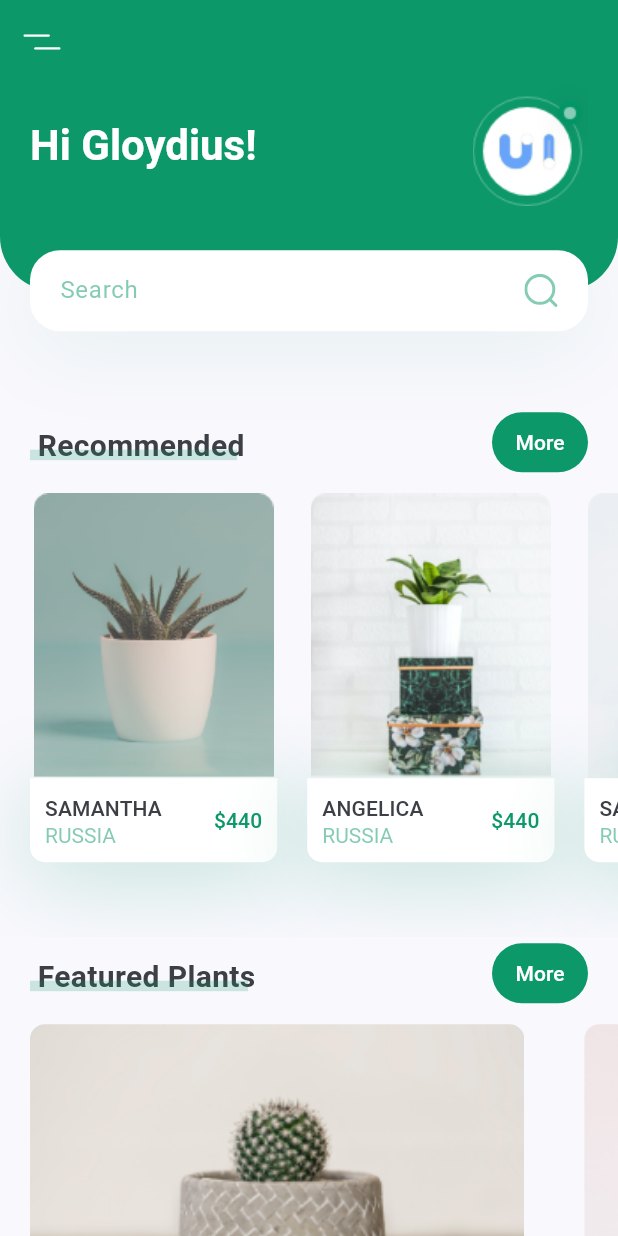
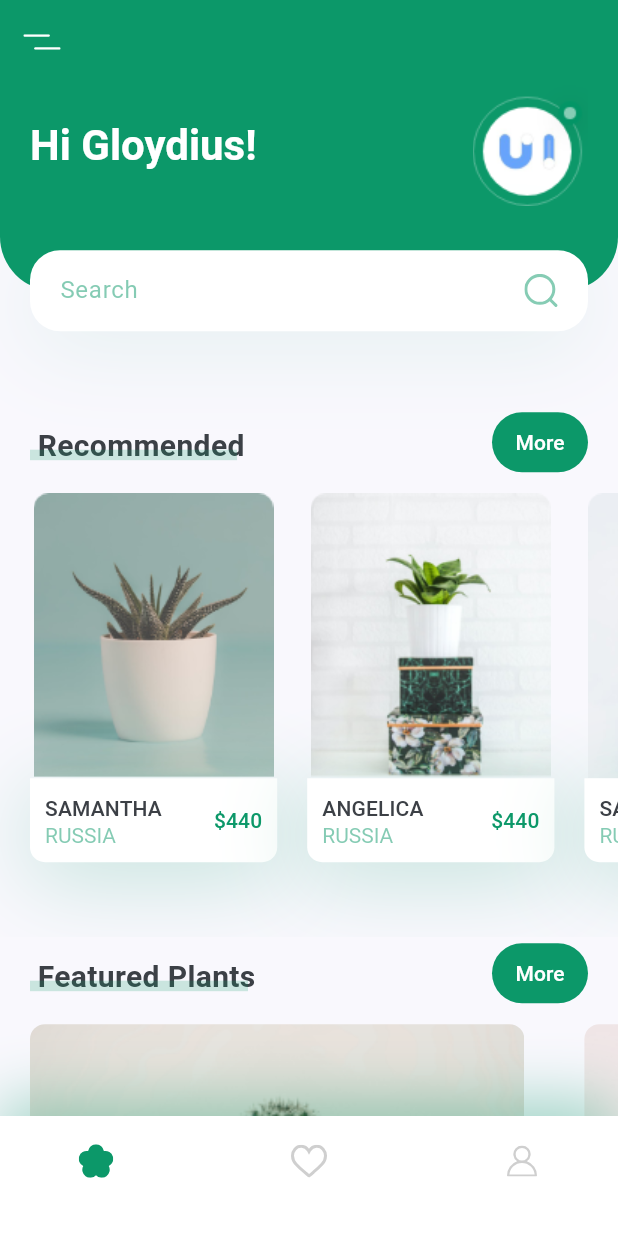
Before and after one commit to Defarrel/PlantApp, a Flutter app: the screen it shows after launch, on a phone screen of 412 x 824 dp. Run offline on Flutter 3.47's test engine with Material 3 defaults, Android fonts, the phone set to English and light mode, and no system bars; our stand-ins replace flutter_svg.

Commit message:
Membuat bottomnavbar

```diff
--- /dev/null
+++ b/lib/components/bottom_nav_bar.dart
@@ -0,0 +1,46 @@
+import 'package:flutter/material.dart';
+import 'package:flutter_svg/flutter_svg.dart';
+import 'package:plantapp/constant.dart';
+
+class BottomNavBar extends StatelessWidget {
+  const BottomNavBar({super.key});
+
+  @override
+  Widget build(BuildContext context) {
+    return Container(
+      padding: EdgeInsets.only(
+        left: kDefaultPadding * 2,
+        right: kDefaultPadding * 2,
+        bottom: kDefaultPadding,
+      ),
+      height: 80,
+      decoration: BoxDecoration(
+        color: Colors.white,
+        boxShadow: [
+          BoxShadow(
+            offset: Offset(0, -10),
+            blurRadius: 35,
+            color: kPrimaryColor.withOpacity(0.38),
+          ),
+        ],
+      ),
+      child: Row(
+        mainAxisAlignment: MainAxisAlignment.spaceBetween,
+        children: [
+          IconButton(
+            onPressed: () {},
+            icon: SvgPicture.asset("assets/icons/flower.svg"),
+          ),
+          IconButton(
+            onPressed: () {},
+            icon: SvgPicture.asset("assets/icons/heart-icon.svg"),
+          ),
+          IconButton(
+            onPressed: () {},
+            icon: SvgPicture.asset("assets/icons/user-icon.svg"),
+          ),
+        ],
+      ),
+    );
+  }
+}
--- a/lib/screens/home/home_screen.dart
+++ b/lib/screens/home/home_screen.dart
@@ -1,5 +1,6 @@
 import 'package:flutter/material.dart';
 import 'package:flutter_svg/flutter_svg.dart';
+import 'package:plantapp/components/bottom_nav_bar.dart';
 import 'package:plantapp/constant.dart';
 import 'package:plantapp/screens/home/components/body.dart';
 
@@ -7,11 +8,11 @@ class HomeScreen extends StatelessWidget {
   const HomeScreen({super.key});
 
   @override
-
   Widget build(BuildContext context) {
     return Scaffold(
       appBar: buildAppBar(),
       body: Body(),
+      bottomNavigationBar: BottomNavBar(),
     );
   }
 
```
